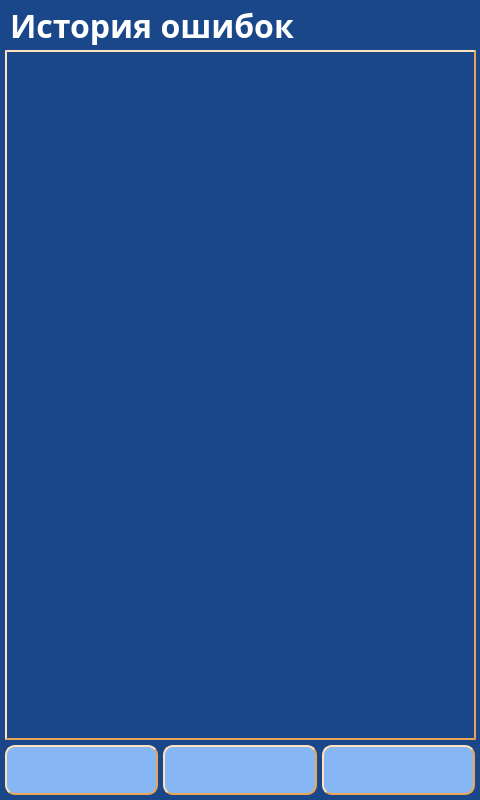
This is client/GUI/ui/screen_27_history_err.ui in komrade2801/AutoSklad as Qt 5 draws it before an edit. The edited form follows.
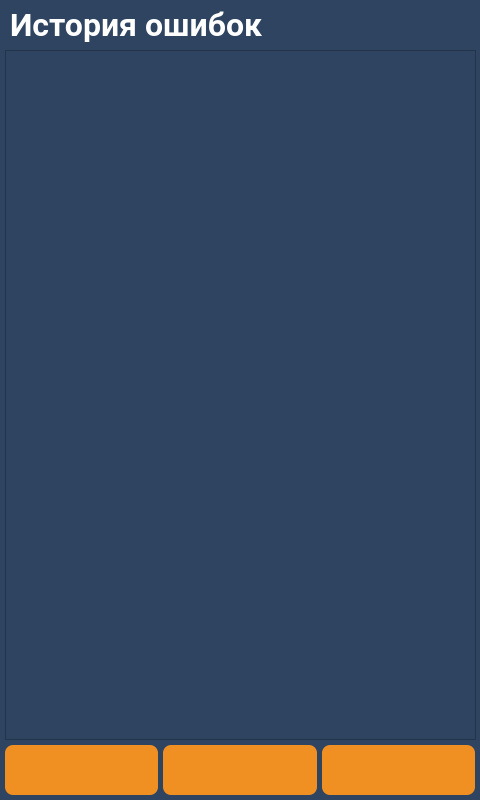
This is the edited form. Icons and pictures are not drawn.

Commit message: changed client UI style

```diff
--- a/client/GUI/ui/screen_27_history_err.ui
+++ b/client/GUI/ui/screen_27_history_err.ui
@@ -14,7 +14,36 @@
    <string>screen_27_history_err</string>
   </property>
   <property name="styleSheet">
-   <string notr="true">background-color: #1A4789;</string>
+   <string notr="true">QWidget{
+	background-color: #2e4461;
+}
+QLabel {
+	background: none;
+	color: #FFFFFF;
+	border-width: 0px;
+	border-radius: 0px;
+	font-family: &quot;Roboto&quot;, Sans-serif;
+}
+#background {
+	color: #FFFFFF;
+	background-color: #2e4461;
+	border-width: 2px;
+	border-style: groove;
+	border-color: #ff9923;
+	border-radius: 0px;
+	font-family: &quot;Roboto&quot;, Sans-serif;
+}
+QPushButton {
+	color: #FFFFFF;
+	background-color: #f09022;
+	border-width: 0px;
+	border-style: outset;
+	border-color: #EAA657;
+	border-radius: 8px;
+	font-weight: 600;
+    font-size: 25px;
+	font-family: &quot;Roboto&quot;, Sans-serif;
+}</string>
   </property>
   <widget class="QPushButton" name="btn_back">
    <property name="enabled">
@@ -36,20 +65,12 @@
    </property>
    <property name="font">
     <font>
-     <family>Arial Black</family>
-     <pointsize>16</pointsize>
+     <family>Roboto</family>
+     <pointsize>-1</pointsize>
      <weight>75</weight>
      <bold>true</bold>
     </font>
    </property>
-   <property name="styleSheet">
-    <string notr="true">color: #000000;
-background-color: #86B7F4;
-border-width: 2px;
-border-style: outset;
-border-color: #EAA657;
-border-radius: 10px;</string>
-   </property>
    <property name="text">
     <string/>
    </property>
@@ -79,11 +100,6 @@
    <property name="whatsThis">
     <string>&lt;html&gt;&lt;head/&gt;&lt;body&gt;&lt;p&gt;&lt;br/&gt;&lt;/p&gt;&lt;/body&gt;&lt;/html&gt;</string>
    </property>
-   <property name="styleSheet">
-    <string notr="true">background-color: #1A4789; border-color: #EAA657;border-width: 2px;
-border-style: outset;
-border-color: #EAA657;</string>
-   </property>
   </widget>
   <widget class="QPushButton" name="btn_up">
    <property name="enabled">
@@ -105,20 +121,12 @@
    </property>
    <property name="font">
     <font>
-     <family>Arial Black</family>
-     <pointsize>16</pointsize>
+     <family>Roboto</family>
+     <pointsize>-1</pointsize>
      <weight>75</weight>
      <bold>true</bold>
     </font>
    </property>
-   <property name="styleSheet">
-    <string notr="true">color: #000000;
-background-color: #86B7F4;
-border-width: 2px;
-border-style: outset;
-border-color: #EAA657;
-border-radius: 10px;</string>
-   </property>
    <property name="text">
     <string/>
    </property>
@@ -153,20 +161,12 @@
    </property>
    <property name="font">
     <font>
-     <family>Arial Black</family>
-     <pointsize>16</pointsize>
+     <family>Roboto</family>
+     <pointsize>-1</pointsize>
      <weight>75</weight>
      <bold>true</bold>
     </font>
    </property>
-   <property name="styleSheet">
-    <string notr="true">color: #000000;
-background-color: #86B7F4;
-border-width: 2px;
-border-style: outset;
-border-color: #EAA657;
-border-radius: 10px;</string>
-   </property>
    <property name="text">
     <string/>
    </property>
@@ -195,7 +195,7 @@
    </property>
    <property name="font">
     <font>
-     <family>Arial Black</family>
+     <family>Roboto</family>
      <pointsize>24</pointsize>
      <weight>75</weight>
      <bold>true</bold>
@@ -204,10 +204,6 @@
    <property name="layoutDirection">
     <enum>Qt::LeftToRight</enum>
    </property>
-   <property name="styleSheet">
-    <string notr="true">color: white;
-background-color: #1A4789;</string>
-   </property>
    <property name="text">
     <string>История ошибок</string>
    </property>
```
Left out of the diff: 2 changed lines with no effect on the pictures. The commit also changes 144 other files.
